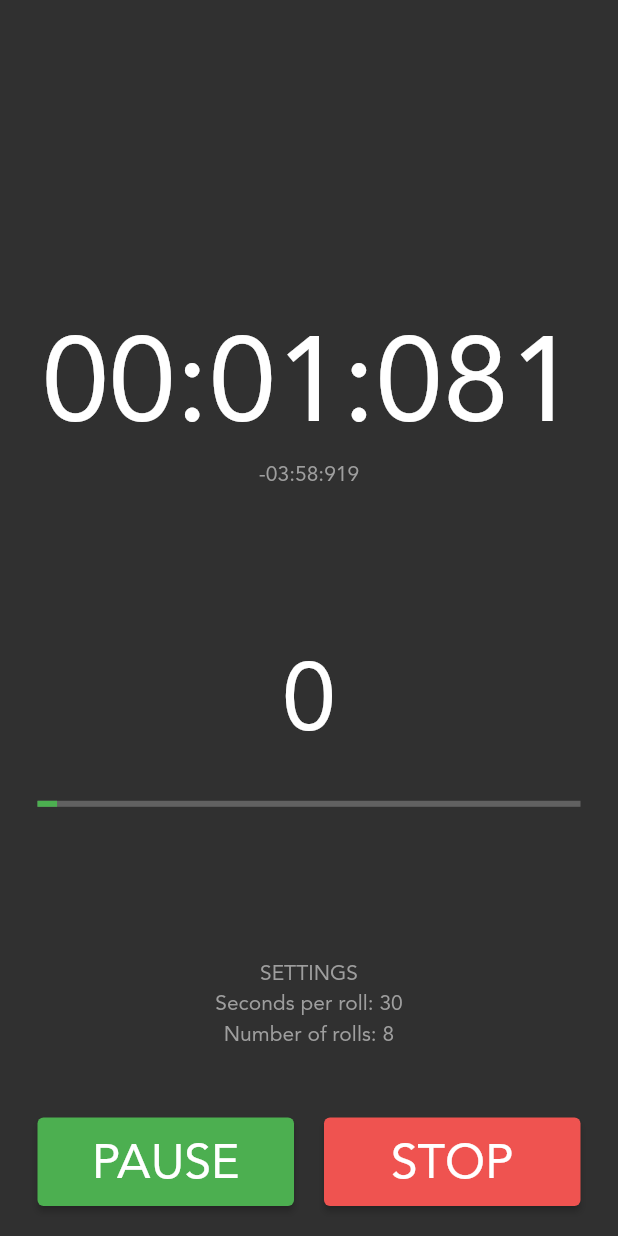
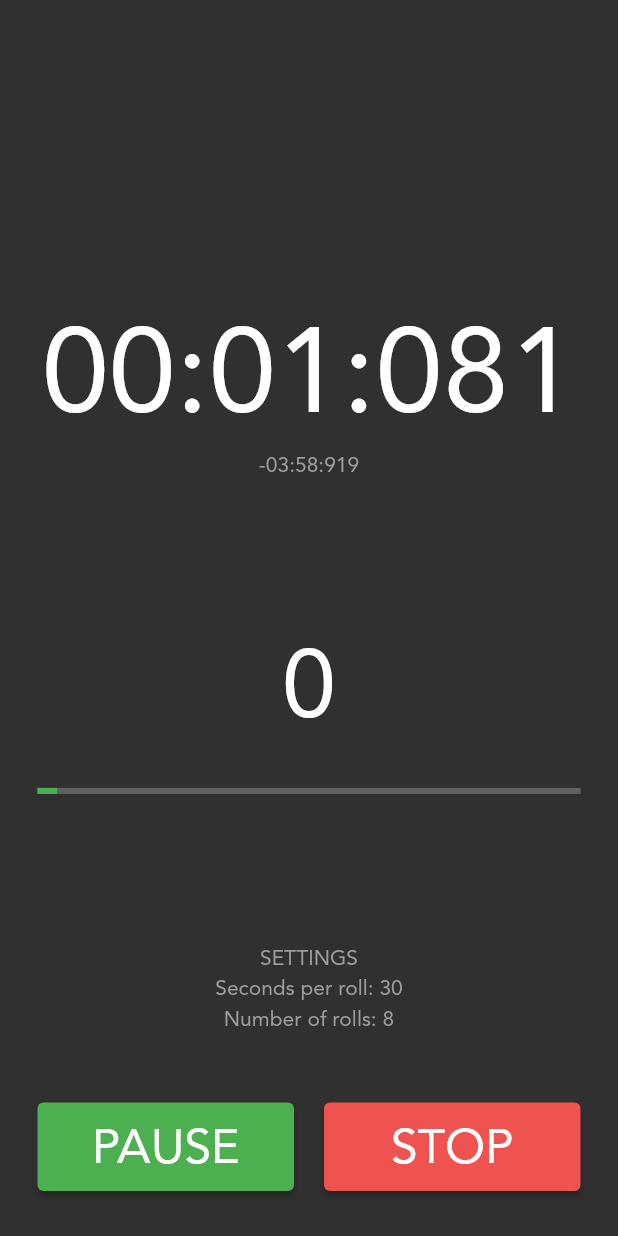
Before and after one commit to G-Tang2/sushi-stopwatch, a Flutter app: the screen it shows after launch, after a tap on "START", on a phone screen of 412 x 824 dp. Run offline on Flutter 3.47's test engine with Material 2 defaults, Android fonts, the light colour scheme and no system bars; our stand-ins replace audioplayers.

Commit message:
Increase button bottom margin by 10 pixels

```diff
--- a/lib/page/home_page.dart
+++ b/lib/page/home_page.dart
@@ -48,7 +48,7 @@ class _HomePageState extends State<HomePage> {
                 ])),
                 Container(
                   child: buildStartButton(),
-                  margin: const EdgeInsets.fromLTRB(25, 20, 25, 20),
+                  margin: const EdgeInsets.fromLTRB(25, 20, 25, 30),
                 )
               ]),
         ),
--- a/lib/page/results_page.dart
+++ b/lib/page/results_page.dart
@@ -107,7 +107,7 @@ class ResultsPage extends StatelessWidget {
             Expanded(child: reportInfo()),
             Container(
               child: homeButton(context),
-              margin: const EdgeInsets.fromLTRB(15, 20, 15, 20),
+              margin: const EdgeInsets.fromLTRB(15, 20, 15, 30),
             )
           ])),
     );
--- a/lib/page/stopwatch_page.dart
+++ b/lib/page/stopwatch_page.dart
@@ -80,7 +80,7 @@ class _StopwatchPageState extends State<StopWatchPage> {
                 ])),
                 Container(
                   child: buildStopwatchButtons(),
-                  margin: const EdgeInsets.fromLTRB(15, 20, 15, 20),
+                  margin: const EdgeInsets.fromLTRB(15, 20, 15, 30),
                 )
               ]),
         ),
```
